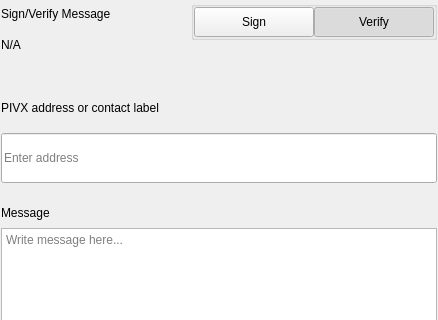
Qt form src/qt/encocoin/settings/forms/settingssignmessagewidgets.ui (Kopernikus-dev/test) before a commit; both pictures show x 0 to 438 and y 0 to 320 of the 438 by 579 pixel window.
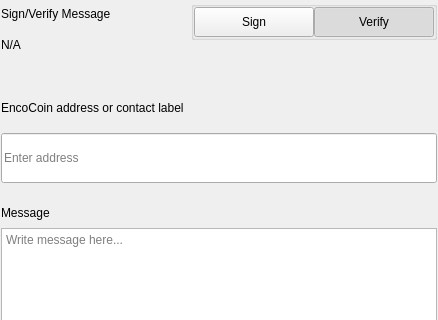
The same form after that commit.

```diff
--- a/src/qt/encocoin/settings/forms/settingssignmessagewidgets.ui
+++ b/src/qt/encocoin/settings/forms/settingssignmessagewidgets.ui
@@ -276,7 +276,7 @@
                </size>
               </property>
               <property name="text">
-               <string>PIVX address or contact label</string>
+               <string>EncoCoin address or contact label</string>
               </property>
              </widget>
             </item>
```
